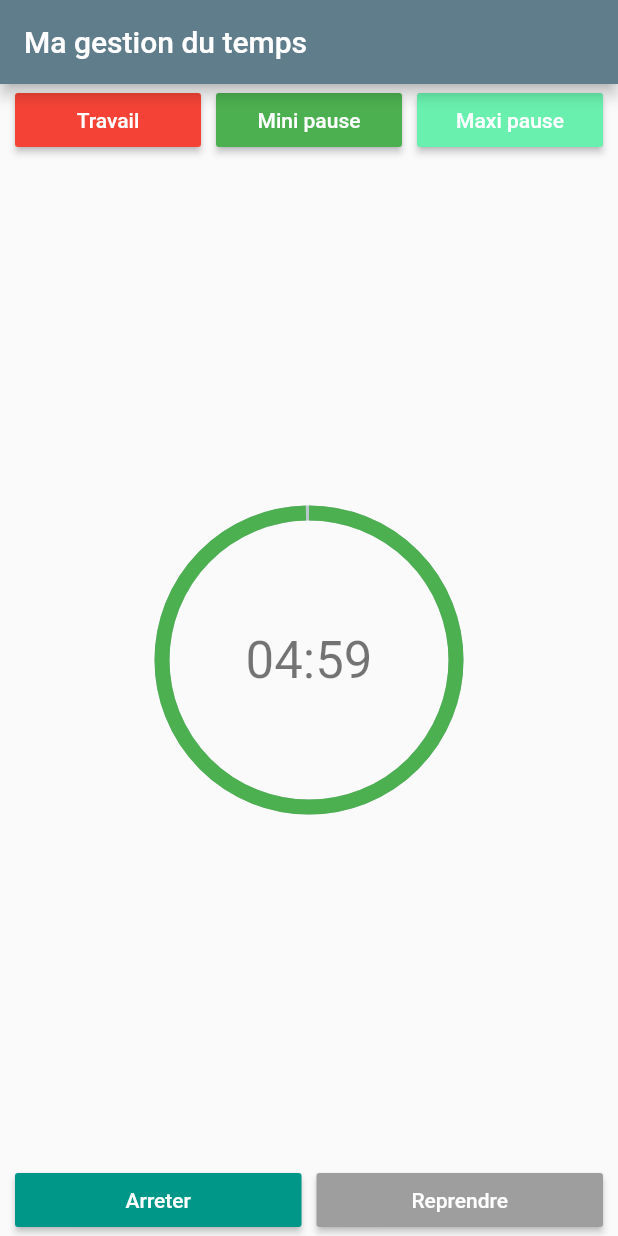
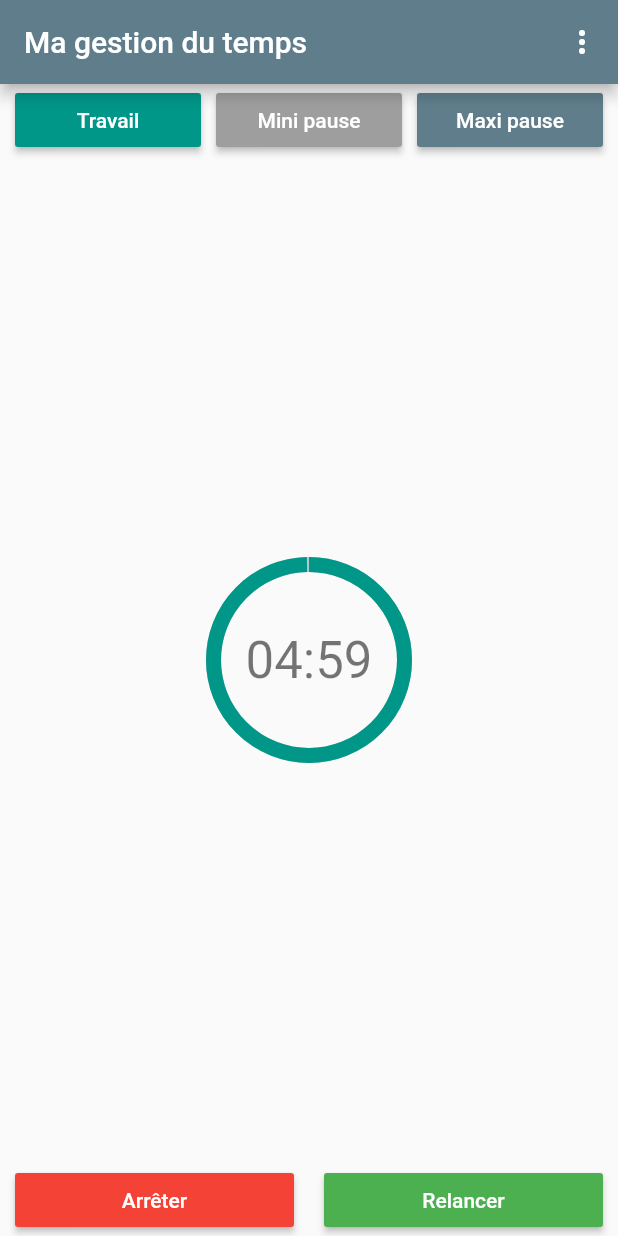
Before and after one commit to LePhostavius/TP2_FLUTTER, a Flutter app: the screen it shows after launch, after a tap on "Travail", after a tap on "Mini pause", on a phone screen of 412 x 824 dp. Run offline on Flutter 3.47's test engine with Material 2 defaults, Android fonts, the phone set to English and light mode, and no system bars; drawn by our look-alikes of percent_indicator; our stand-ins replace shared_preferences.

Commit message:
final commit

```diff
--- a/gestion_temps/lib/main.dart
+++ b/gestion_temps/lib/main.dart
@@ -1,11 +1,17 @@
 import 'package:flutter/material.dart';
 import 'page_accueil_minuterie.dart';
+
+const String CLE_TEMPS_TRAVAIL = 'Temps de travail';
+const String CLE_PAUSE_COURTE = 'Pause courte';
+const String CLE_PAUSE_LONGUE = 'Pause longue';
+const int TEMPS_TRAVAIL_DEFAUT = 30;
+const int TEMPS_PAUSE_COURTE_DEFAUT = 5;
+const int TEMPS_PAUSE_LONGUE_DEFAUT = 20;
+const double REMPLISSAGE_DEFAUT = 5.0;
 
 void main() {
   runApp(MyApp());
 }
-
-const double REMPLISSAGE_DEFAUT = 5.0;
 
 class MyApp extends StatelessWidget {
   @override
--- a/gestion_temps/lib/minuteur.dart
+++ b/gestion_temps/lib/minuteur.dart
@@ -1,4 +1,8 @@
 import 'dart:async';
+
+import 'package:shared_preferences/shared_preferences.dart';
+
+import 'main.dart';
 
 class ModeleMinuteur {
   String temps;
@@ -12,17 +16,47 @@ class Minuteur {
   bool _estActif = true;
   Duration _temps = Duration();
   Duration _tempsTotal = Duration();
-  var tempsTravail = 3;
+  int tempsTravail = 30;
+  int tempsPauseCourte = 5;
+  int tempsPauseLongue = 20;
 
-  void demarrerPause() async {
-    //await lireParametres();
-    _rayon = 1;
-
-    _temps = Duration(minutes: 5);
-    _tempsTotal = _temps;
+  void lireParametres() async {
+    SharedPreferences preferences = await SharedPreferences.getInstance();
+    int? tempsTravail = preferences.getInt(CLE_TEMPS_TRAVAIL);
+    if (tempsTravail == null) {
+      await preferences.setInt(CLE_TEMPS_TRAVAIL, TEMPS_TRAVAIL_DEFAUT);
+      this.tempsTravail = TEMPS_TRAVAIL_DEFAUT;
+    } else {
+      this.tempsTravail = tempsTravail;
+    }
+    int? tempsPauseCourte = preferences.getInt(CLE_PAUSE_COURTE);
+    if (tempsPauseCourte == null) {
+      await preferences.setInt(CLE_PAUSE_COURTE, TEMPS_PAUSE_COURTE_DEFAUT);
+      this.tempsPauseCourte = TEMPS_PAUSE_COURTE_DEFAUT;
+    } else {
+      this.tempsPauseCourte = tempsPauseCourte;
+    }
+    int? tempsPauseLongue = preferences.getInt(CLE_PAUSE_LONGUE);
+    if (tempsPauseLongue == null) {
+      await preferences.setInt(CLE_PAUSE_LONGUE, TEMPS_PAUSE_LONGUE_DEFAUT);
+      this.tempsPauseLongue = TEMPS_PAUSE_LONGUE_DEFAUT;
+    } else {
+      this.tempsPauseLongue = tempsPauseLongue;
+    }
   }
 
-  void demarrerTravail() {
+  void demarrerPause(bool a) async {
+    lireParametres();
+    _temps = a
+        ? Duration(minutes: tempsPauseLongue)
+        : Duration(minutes: tempsPauseCourte);
+    _tempsTotal = a
+        ? Duration(minutes: tempsPauseLongue)
+        : Duration(minutes: tempsPauseCourte);
+  }
+
+  void demarrerTravail() async {
+    lireParametres();
     _temps = Duration(minutes: tempsTravail);
     _tempsTotal = Duration(minutes: tempsTravail);
   }
--- a/gestion_temps/lib/page_accueil_minuterie.dart
+++ b/gestion_temps/lib/page_accueil_minuterie.dart
@@ -1,51 +1,70 @@
-// ignore_for_file: unnecessary_new
+import 'package:flutter/material.dart';
+import 'package:gestion_temps/widgets.dart';
+import 'package:percent_indicator/percent_indicator.dart';
+import 'package:gestion_temps/minuteur.dart';
+import 'package:gestion_temps/page_parametres.dart';
 
-import 'package:flutter/material.dart';
-import 'package:gestion_temps/main.dart';
-import 'widgets.dart';
-import 'package:percent_indicator/percent_indicator.dart';
-import 'minuteur.dart';
+import 'main.dart';
 
 class PageAccueilMinuterie extends StatelessWidget {
-  const PageAccueilMinuterie({Key? key}) : super(key: key);
+  PageAccueilMinuterie({Key? key}) : super(key: key);
 
-  int aRemplacer() {
-    return 1;
+  final Minuteur minuteur = Minuteur();
+
+  void allerParametres(BuildContext context) {
+    Navigator.push(context,
+        MaterialPageRoute(builder: (context) => const PageParametres()));
   }
 
   @override
   Widget build(BuildContext context) {
-    Minuteur minuteur = new Minuteur();
+    final List<PopupMenuItem<String>> elementsMenu = [];
     minuteur.demarrerTravail();
+    elementsMenu.add(
+        const PopupMenuItem(value: 'Paramètres', child: Text('Paramètres')));
     return Scaffold(
-        appBar: AppBar(title: Text('Ma gestion du temps')),
+        appBar: AppBar(
+          title: const Text('Ma gestion du temps'),
+          actions: <Widget>[
+            PopupMenuButton(itemBuilder: (BuildContext context) {
+              return elementsMenu.toList();
+            }, onSelected: (s) {
+              allerParametres(
+                  context); //pas de pop puisque la flèche permet déjà le retour
+            }),
+          ],
+        ),
         body: LayoutBuilder(
             builder: (BuildContext context, BoxConstraints contraints) {
           final double largeurDisponible = contraints.maxWidth;
           return Column(children: [
             Row(children: [
-              Padding(padding: EdgeInsets.all(REMPLISSAGE_DEFAUT)),
+              const Padding(padding: EdgeInsets.all(REMPLISSAGE_DEFAUT)),
               Expanded(
                   child: BoutonGenerique(
-                      couleur: Colors.red,
+                      couleur: Colors.teal,
                       texte: 'Travail',
-                      taille: 45,
+                      taille: 60,
                       action: minuteur.demarrerTravail)),
-              Padding(padding: EdgeInsets.all(REMPLISSAGE_DEFAUT)),
+              const Padding(padding: EdgeInsets.all(REMPLISSAGE_DEFAUT)),
               Expanded(
                   child: BoutonGenerique(
-                      couleur: Colors.green,
+                      couleur: Colors.grey,
                       texte: 'Mini pause',
-                      taille: 45,
-                      action: minuteur.demarrerPause)),
-              Padding(padding: EdgeInsets.all(REMPLISSAGE_DEFAUT)),
+                      taille: 60,
+                      action: () {
+                        minuteur.demarrerPause(false);
+                      })),
+              const Padding(padding: EdgeInsets.all(REMPLISSAGE_DEFAUT)),
               Expanded(
                   child: BoutonGenerique(
-                      couleur: Colors.greenAccent,
+                      couleur: Colors.blueGrey,
                       texte: 'Maxi pause',
-                      taille: 45,
-                      action: aRemplacer)),
-              Padding(padding: EdgeInsets.all(REMPLISSAGE_DEFAUT))
+                      taille: 60,
+                      action: () {
+                        minuteur.demarrerPause(true);
+                      })),
+              const Padding(padding: EdgeInsets.all(REMPLISSAGE_DEFAUT))
             ]),
             Expanded(
               child: StreamBuilder(
@@ -55,40 +74,38 @@ class PageAccueilMinuterie extends StatelessWidget {
                   ModeleMinuteur minuteur = snapshot.data;
                   return Container(
                     child: CircularPercentIndicator(
-                      radius: largeurDisponible / 4,
+                      radius: largeurDisponible / 6,
                       lineWidth: 10.0,
-                      // ignore: unnecessary_null_comparison
-                      percent: (minuteur.pourcentage == null)
-                          ? 1
-                          : minuteur.pourcentage,
+                      percent: minuteur.pourcentage,
                       center: Text(
-                        (minuteur.temps == null) ? '00:00' : minuteur.temps,
+                        minuteur.temps,
                         style: Theme.of(context).textTheme.headline4,
                       ),
-                      progressColor: Colors.green,
-                    ));
-                  }),
+                      progressColor: const Color(0xff009688),
+                    ),
+                  );
+                },
+              ),
             ),
           ]);
         }),
-        bottomNavigationBar: Row(
-          children: [
-            Padding(padding: EdgeInsets.all(REMPLISSAGE_DEFAUT)),
+        bottomNavigationBar: Row(children: [
+          const Padding(padding: EdgeInsets.all(REMPLISSAGE_DEFAUT)),
           Expanded(
               child: BoutonGenerique(
-                    couleur: Colors.teal,
-                    texte: 'Arreter',
-                    taille: 45,
+                  couleur: Colors.red,
+                  texte: 'Arrêter',
+                  taille: 80,
                   action: minuteur.arreterMinuteur)),
-            Padding(padding: EdgeInsets.all(REMPLISSAGE_DEFAUT)),
+          const Padding(padding: EdgeInsets.all(REMPLISSAGE_DEFAUT)),
+          const Padding(padding: EdgeInsets.all(REMPLISSAGE_DEFAUT)),
           Expanded(
               child: BoutonGenerique(
-                    couleur: Colors.grey,
-                    texte: 'Reprendre',
-                    taille: 45,
+                  couleur: Colors.green,
+                  texte: 'Relancer',
+                  taille: 80,
                   action: minuteur.relancerMinuteur)),
-            Padding(padding: EdgeInsets.all(REMPLISSAGE_DEFAUT))
-          ],
-        ));
+          const Padding(padding: EdgeInsets.all(REMPLISSAGE_DEFAUT)),
+        ]));
   }
 }
--- a/gestion_temps/pubspec.yaml
+++ b/gestion_temps/pubspec.yaml
@@ -36,6 +36,7 @@ dependencies:
   # Use with the CupertinoIcons class for iOS style icons.
   cupertino_icons: ^1.0.2
   percent_indicator: 4.0.1
+  shared_preferences: ^2.0.15
 
 
 dev_dependencies:
```
Also changed, not shown: gestion_temps/lib/page_parametres.dart (added, +169 -0 lines), gestion_temps/lib/widgets.dart (+29 -0 lines), gestion_temps/pubspec.lock. Lines whose indentation alone changed are shown as unchanged.
